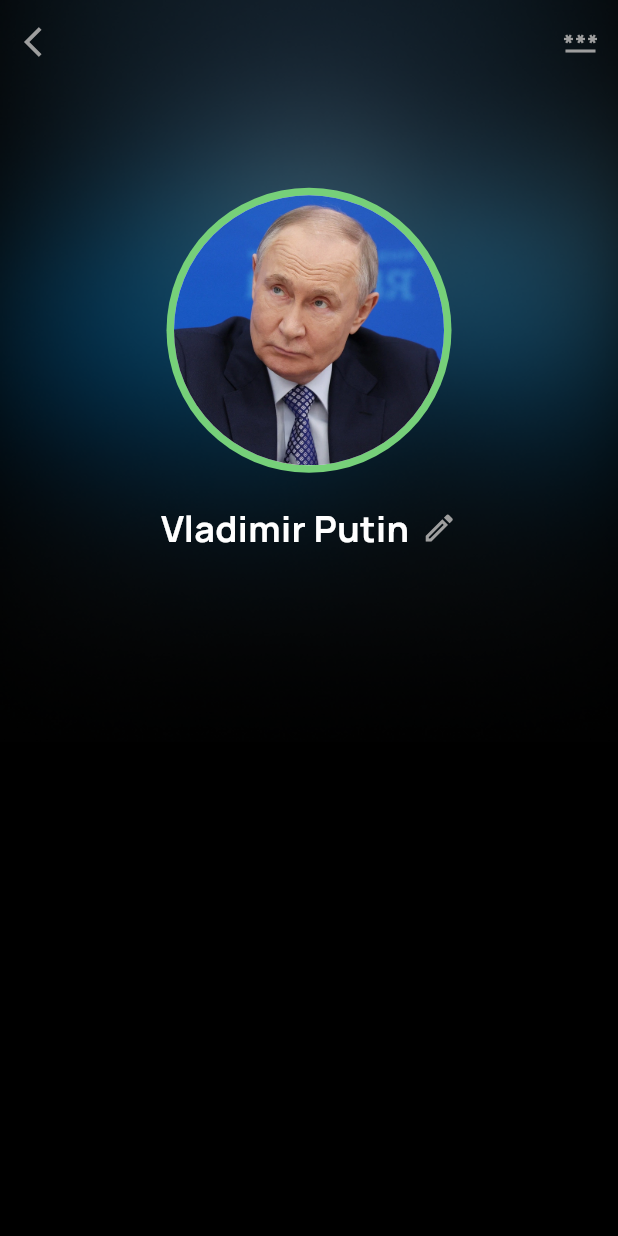
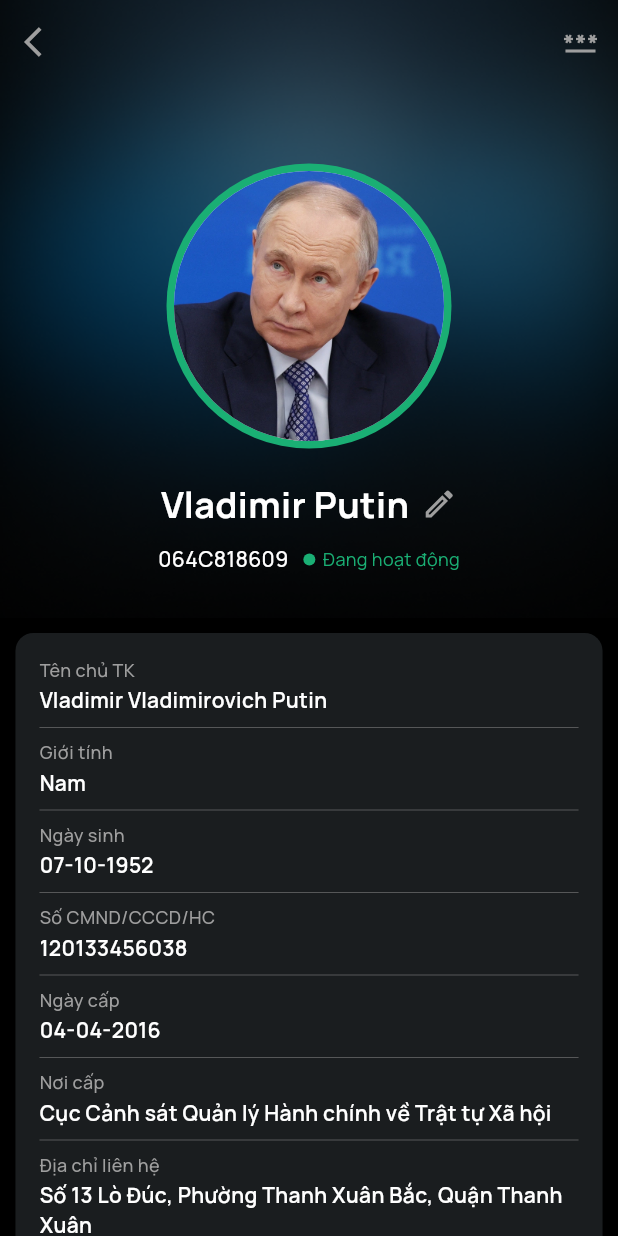
Before and after one commit to DevDadd/intern-demo, a Flutter app: the screen it shows after launch, on a phone screen of 412 x 824 dp. Run offline on Flutter 3.47's test engine with Material 3 defaults, Android fonts, the light colour scheme and no system bars; our stand-ins replace copy_with_extension, google_fonts.

Commit message:
Showcase Profile Page

```diff
--- a/lib/feature/profile/presentation/pages/profile_page.dart
+++ b/lib/feature/profile/presentation/pages/profile_page.dart
@@ -17,36 +17,43 @@ class _ProfilePageState extends State<ProfilePage> {
       backgroundColor: Colors.black,
       appBar: AppBar(
         backgroundColor: Colors.transparent,
-        leading: Icon(Icons.arrow_back_ios, color: Colors.grey, size: 24),
-        actions: [
+        leading: const Icon(Icons.arrow_back_ios, color: Colors.grey, size: 24),
+        actions: const [
           Padding(
-            padding: const EdgeInsets.only(right: 13),
+            padding: EdgeInsets.only(right: 13),
             child: Icon(Icons.password, color: Colors.grey, size: 24),
           ),
         ],
       ),
       extendBodyBehindAppBar: true,
-      body: Container(
+      body: SingleChildScrollView(
+        child: Column(
+          children: [
+            Stack(
+              alignment: Alignment.center,
+              children: [
+                Container(
+                  height: size.height * 0.5,
                   width: double.infinity,
-        height: size.height * 0.6,
-        decoration: BoxDecoration(
+                  decoration: const BoxDecoration(
                     image: DecorationImage(
                       image: AssetImage("assets/bgtheme.png"),
                       fit: BoxFit.cover,
                     ),
                   ),
-        child: Column(
-          mainAxisAlignment: MainAxisAlignment.center,
+                ),
+                Column(
                   children: [
+                    const SizedBox(height: 100),
                     CircleAvatar(
                       radius: 95,
-              backgroundColor: const Color.fromARGB(255, 118, 208, 121),
-              child: CircleAvatar(
+                      backgroundColor: const Color(0xFF1AAF74),
+                      child: const CircleAvatar(
                         radius: 90,
                         backgroundImage: AssetImage("assets/avatar.jpg.webp"),
                       ),
                     ),
-            SizedBox(height: 20),
+                    const SizedBox(height: 20),
                     Row(
                       mainAxisAlignment: MainAxisAlignment.center,
                       children: [
@@ -55,16 +62,109 @@ class _ProfilePageState extends State<ProfilePage> {
                           style: GoogleFonts.manrope(
                             color: Colors.white,
                             fontSize: 24,
-                    fontWeight: FontWeight.bold,
+                            fontWeight: FontWeight.w700,
                           ),
                         ),
-                SizedBox(width: 8,),
-                Icon(Icons.edit_outlined, color: Colors.grey,),
+                        const SizedBox(width: 8),
+                        const Icon(Icons.edit_outlined, color: Colors.grey),
                       ],
                     ),
+                    const SizedBox(height: 10),
+                    Row(
+                      mainAxisAlignment: MainAxisAlignment.center,
+                      children: [
+                        Text(
+                          "064C818609",
+                          style: GoogleFonts.manrope(
+                            color: Colors.white,
+                            fontSize: 14,
+                            fontWeight: FontWeight.w500,
+                          ),
+                        ),
+                        const SizedBox(width: 10),
+                        Container(
+                          height: 8,
+                          width: 8,
+                          decoration: const BoxDecoration(
+                            shape: BoxShape.circle,
+                            color: Color(0xFF1AAF74),
+                          ),
+                        ),
+                        const SizedBox(width: 5),
+                        Text(
+                          "Đang hoạt động",
+                          style: GoogleFonts.manrope(
+                            color: const Color(0xFF1AAF74),
+                            fontSize: 12,
+                          ),
+                        ),
+                      ],
+                    ),
+                    const SizedBox(height: 20),
+                  ],
+                ),
+              ],
+            ),
+            Container(
+              width: size.width * 0.95,
+              padding: const EdgeInsets.all(16),
+              margin: const EdgeInsets.only(top: 10),
+              decoration: BoxDecoration(
+                color: const Color(0xFF1A1D1F),
+                borderRadius: BorderRadius.circular(12),
+              ),
+              child: Column(
+                children: [
+                  infoRow("Tên chủ TK", "Vladimir Vladimirovich Putin"),
+                  infoRow("Giới tính", "Nam"),
+                  infoRow("Ngày sinh", "07-10-1952"),
+                  infoRow("Số CMND/CCCD/HC", "120133456038"),
+                  infoRow("Ngày cấp", "04-04-2016"),
+                  infoRow(
+                    "Nơi cấp",
+                    "Cục Cảnh sát Quản lý Hành chính về Trật tự Xã hội",
+                  ),
+                  infoRow(
+                    "Địa chỉ liên hệ",
+                    "Số 13 Lò Đúc, Phường Thanh Xuân Bắc, Quận Thanh Xuân",
+                  ),
+                  infoRow("Tỉnh/Thành phố", "Hà Nội"),
+                  infoRow("Điện thoại di động", "0969387963"),
+                  infoRow("Email", "putin@gmail.com"),
+                ],
+              ),
+            ),
+            const SizedBox(height: 30),
           ],
         ),
       ),
     );
   }
+
+  Widget infoRow(String title, String value, {bool showDivider = true}) {
+    return Column(
+      crossAxisAlignment: CrossAxisAlignment.start,
+      children: [
+        Text(
+          title,
+          style: GoogleFonts.manrope(
+            fontSize: 12,
+            color: Colors.grey,
+            fontWeight: FontWeight.w500,
+          ),
+        ),
+        const SizedBox(height: 2),
+        Text(
+          value,
+          style: GoogleFonts.manrope(
+            fontSize: 14,
+            color: Colors.white,
+            fontWeight: FontWeight.w600,
+          ),
+        ),
+        if (showDivider)
+          const Divider(color: Colors.grey, thickness: 0.3, height: 16),
+      ],
+    );
   }
+}
```
Also changed, not shown: 1 other file. Lines whose indentation alone changed are shown as unchanged.
